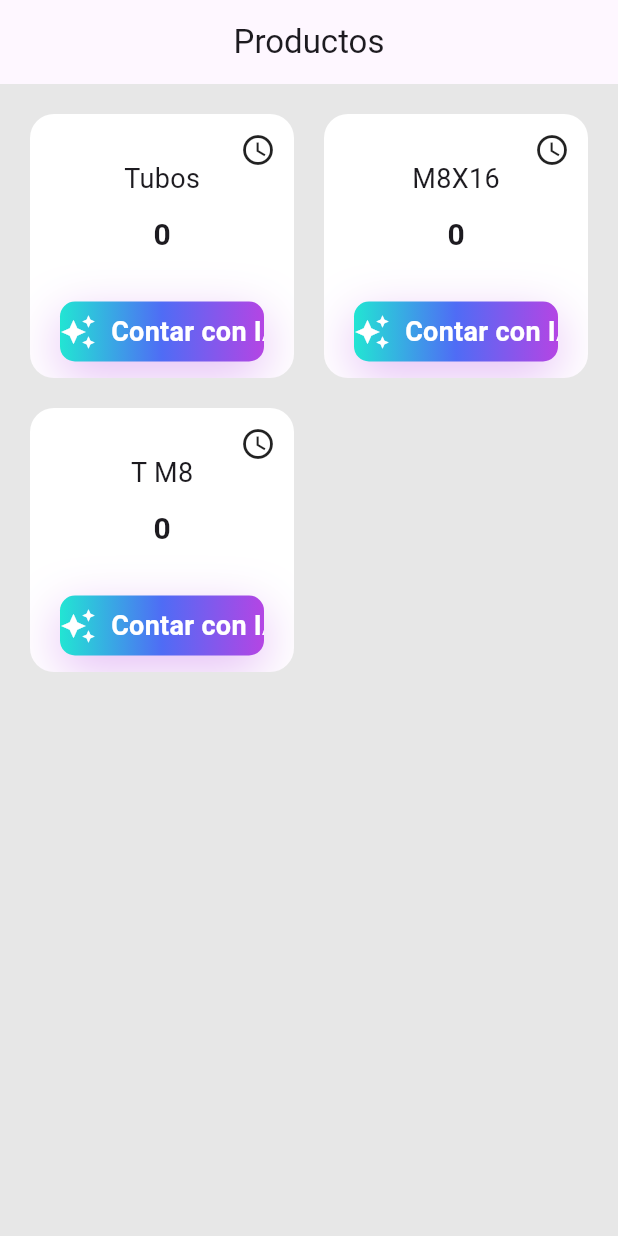
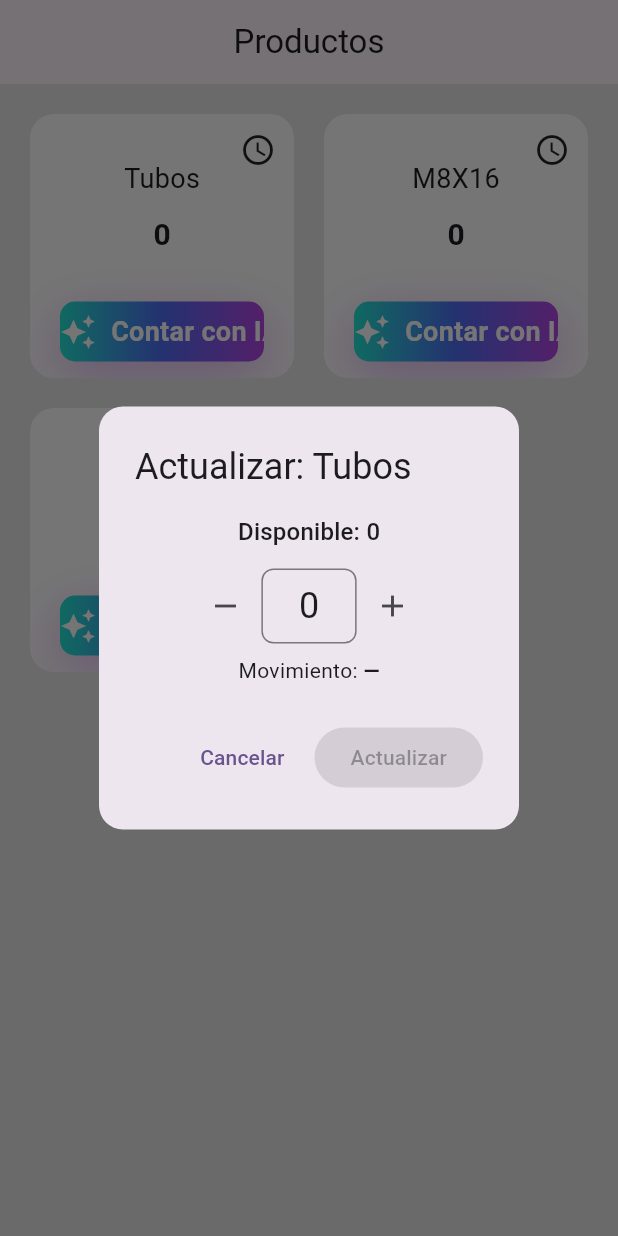
Before and after one commit to IsselCode/domina_yolo_en_flutter, a Flutter app: the screen it shows after launch, after a tap on "Tubos", on a phone screen of 412 x 824 dp. Run offline on Flutter 3.47's test engine with Material 3 defaults, Android fonts, the phone set to English and light mode, and no system bars; our stand-ins replace cloud_firestore, dotted_border, firebase_core, image_picker; missing offline and left inert: ultralytics_yolo; accounts and stored records are empty; generated files the repository leaves out were written again.

Commit message:
stock movement dialog

```diff
--- /dev/null
+++ b/lib/src/dialogs/stock_movement_dialog.dart
@@ -0,0 +1,140 @@
+import 'package:flutter/material.dart';
+
+import '../../core/app/enums.dart';
+
+class MovementResult {
+  final DeltaType deltaType;
+  final int quantity;
+  MovementResult(this.deltaType, this.quantity);
+}
+
+/// Muestra el diálogo y devuelve el movimiento elegido, o null si se cancela.
+Future<MovementResult?> stockMovementDialog({
+  required BuildContext context,
+  required String productName,
+  required int available,
+}) {
+  return showDialog<MovementResult>(
+    context: context,
+    barrierDismissible: false,
+    builder: (ctx) {
+      int delta = 0; // puede ser negativo (baja) o positivo (alta)
+      return StatefulBuilder(
+        builder: (context, setState) {
+
+          TextTheme textTheme = Theme.of(context).textTheme;
+          ColorScheme colorScheme = Theme.of(context).colorScheme;
+
+          final isDecrease = delta < 0;
+          final isIncrease = delta > 0;
+          final absQty = delta.abs();
+
+          final exceeds = isDecrease && absQty > available;
+          final canConfirm = delta != 0 && !exceeds;
+
+          String movementLabel;
+          if (delta == 0) {
+            movementLabel = '—';
+          } else if (isIncrease) {
+            movementLabel = DeltaType.increase.label; // "Incremento"
+          } else {
+            movementLabel = DeltaType.decrease.label; // "Decremento"
+          }
+
+          void inc() => setState(() => delta += 1);
+          void dec() => setState(() => delta -= 1);
+
+          return AlertDialog(
+            shape: RoundedRectangleBorder(borderRadius: BorderRadius.circular(16)),
+            title: Text('Actualizar: $productName'),
+            content: Column(
+              mainAxisSize: MainAxisSize.min,
+              children: [
+                // Cantidad disponible
+                Text('Disponible: $available', style: textTheme.titleMedium),
+
+                const SizedBox(height: 12),
+
+                // Contador
+                Row(
+                  mainAxisAlignment: MainAxisAlignment.center,
+                  children: [
+                    // Decrementar
+                    IconButton(
+                      onPressed: dec,
+                      icon: const Icon(Icons.remove),
+                    ),
+                    // Cantidad
+                    Container(
+                      padding: const EdgeInsets.symmetric(horizontal: 24, vertical: 8),
+                      decoration: BoxDecoration(
+                        borderRadius: BorderRadius.circular(8),
+                        border: Border.all(
+                          color: Theme.of(context).dividerColor,
+                        ),
+                      ),
+                      child: Text(
+                        '$delta',
+                        style: textTheme.headlineSmall,
+                      ),
+                    ),
+                    IconButton(
+                      onPressed: inc,
+                      icon: const Icon(Icons.add),
+                    ),
+                  ],
+                ),
+
+                const SizedBox(height: 8),
+
+                // Tipo de movimiento
+                Row(
+                  mainAxisAlignment: MainAxisAlignment.center,
+                  children: [
+                    Text('Movimiento: ', style: textTheme.bodyMedium),
+                    Text(
+                      movementLabel,
+                      style: textTheme.bodyMedium?.copyWith(
+                        fontWeight: FontWeight.w600,
+                        color: isIncrease
+                          ? Colors.green
+                          : isDecrease
+                          ? Colors.orange
+                          : null
+                      ),
+                    ),
+                  ],
+                ),
+
+                // Advertencia si excede disponible
+                if (exceeds) ...[
+                  const SizedBox(height: 8),
+                  Text(
+                    'No puedes decrementar más de lo disponible.',
+                    style: textTheme.bodySmall?.copyWith(color: colorScheme.error),
+                    textAlign: TextAlign.center,
+                  ),
+                ],
+              ],
+            ),
+            actions: [
+              TextButton(
+                onPressed: () => Navigator.pop(context, null),
+                child: const Text('Cancelar'),
+              ),
+              FilledButton(
+                onPressed: canConfirm
+                    ? () {
+                  final type = delta > 0 ? DeltaType.increase : DeltaType.decrease;
+                  final qty = delta.abs();
+                  Navigator.pop(context, MovementResult(type, qty));
+                } : null,
+                child: const Text('Actualizar'),
+              ),
+            ],
+          );
+        },
+      );
+    },
+  );
+}
--- a/lib/src/views/products_view.dart
+++ b/lib/src/views/products_view.dart
@@ -79,8 +79,15 @@ class _ProductsViewState extends State<ProductsView> {
                     context,
                     MaterialPageRoute(builder: (context) => DetectionMinimumsView(),)
                   ),
-                  onTap: () {
-                    debugPrint('Abrir diálogo para "${p.name}"');
+                  onTap: () async {
+                    final result = await stockMovementDialog(
+                      context: context,
+                      productName: p.name,
+                      available: p.quantity
+                    );
+
+                    print(result!.deltaType);
+                    print(result.quantity);
                   },
                 );
               },
```
